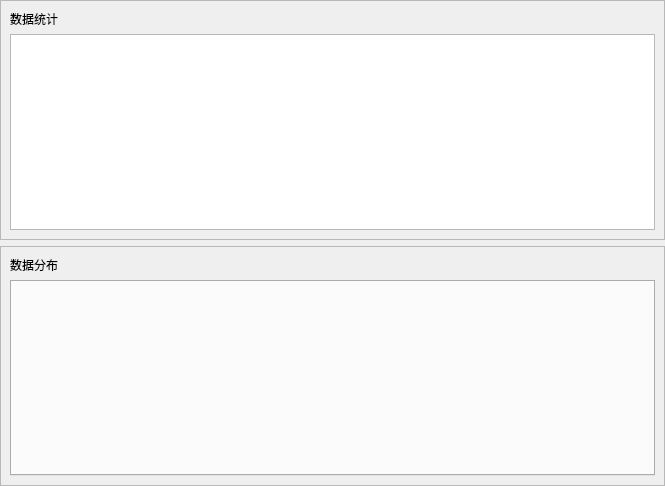
First picture: the form in SciTools2/popup/clean/uipy/dataset_metadata.ui, repository xihuyu20000/learn-python, before the edit.
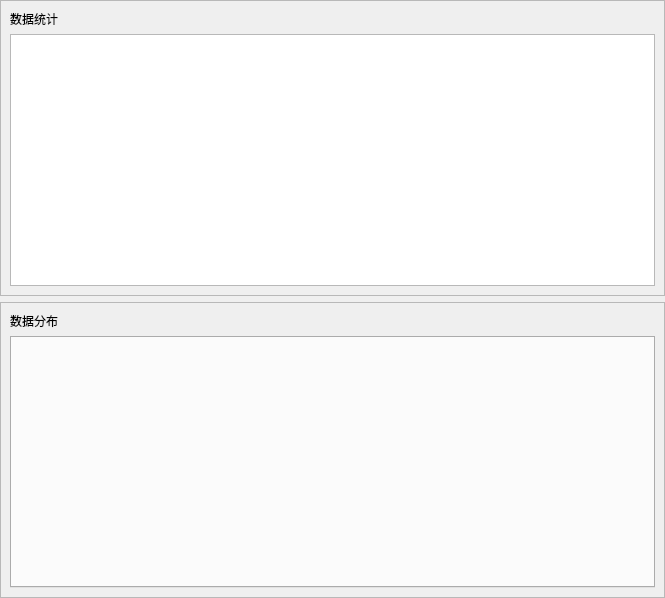
Second picture: the form after the edit.

Patch:
```diff
--- a/SciTools2/popup/clean/uipy/dataset_metadata.ui
+++ b/SciTools2/popup/clean/uipy/dataset_metadata.ui
@@ -7,7 +7,7 @@
     <x>0</x>
     <y>0</y>
     <width>665</width>
-    <height>486</height>
+    <height>598</height>
    </rect>
   </property>
   <property name="windowTitle">
```
